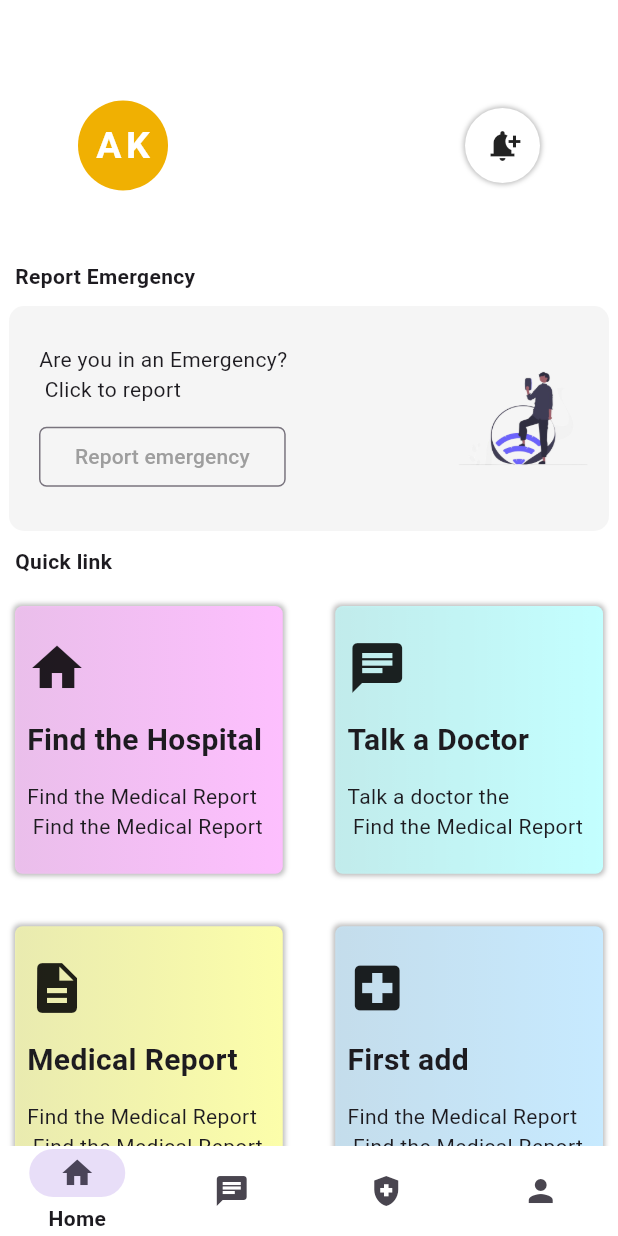
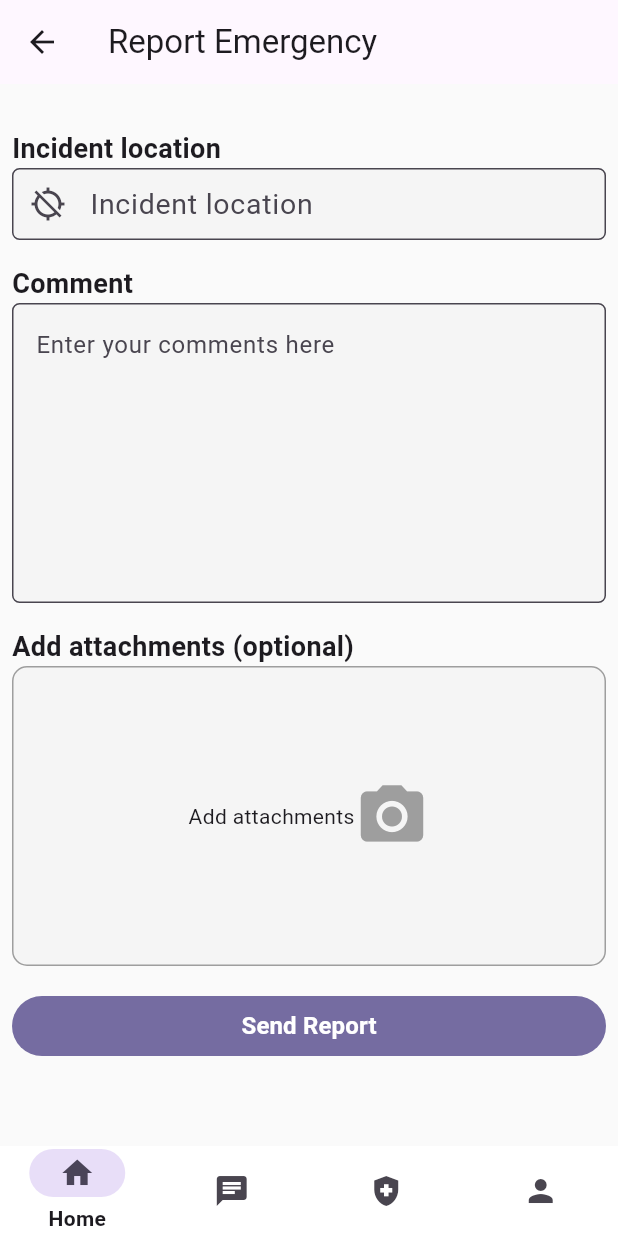
Before and after one commit to ayaya6436/healthcare, a Flutter app: the screen it shows after launch, after a tap on "Report emergency", on a phone screen of 412 x 824 dp. Run offline on Flutter 3.47's test engine with Material 3 defaults, Android fonts, the light colour scheme and no system bars.

Commit message:
begin chat and emergency ok

```diff
--- a/lib/pages/data/homeData.dart
+++ b/lib/data/homeData.dart
@@ -1,5 +1,5 @@
 import 'package:flutter/material.dart';
-import 'package:healthcare/pages/model/homeModel.dart';
+import 'package:healthcare/model/homeModel.dart';
 
 const HOMEDATA = [
   HomeModel(
--- a/lib/pages/firstAdd.dart
+++ b/lib/pages/firstAdd.dart
@@ -1,4 +1,5 @@
 import 'package:flutter/material.dart';
+import 'package:healthcare/widget/navigationBottom.dart';
 
 class FirstAdd extends StatefulWidget {
   const FirstAdd({super.key});
@@ -16,6 +17,8 @@ class _FirstAddState extends State<FirstAdd> {
         title: Text("First add"),
        )
         ]),
+        bottomNavigationBar: NavigationBottom(),
+
     );
   }
 }
--- a/lib/pages/home.dart
+++ b/lib/pages/home.dart
@@ -1,10 +1,12 @@
 import 'package:flutter/material.dart';
 import 'package:healthcare/pages/chat.dart';
-import 'package:healthcare/pages/data/homeData.dart';
+import 'package:healthcare/data/homeData.dart';
 import 'package:healthcare/pages/findHospital.dart';
 import 'package:healthcare/pages/firstAdd.dart';
-import 'package:healthcare/pages/homeCategories.dart';
+import 'package:healthcare/pages/reportEmergency.dart';
+import 'package:healthcare/widget/homeCategories.dart';
 import 'package:healthcare/pages/profile.dart';
+import 'package:healthcare/widget/navigationBottom.dart';
 
 class Home extends StatefulWidget {
   const Home({super.key});
@@ -15,13 +17,6 @@ class Home extends StatefulWidget {
 
 class _HomeState extends State<Home> {
   int index = 0;
-  int screen = 0;
-  List screenRoutes = [
-    Home(),
-    Chat(),
-    FirstAdd(),
-    Profile(),
-  ];
 
   List screenHome = [
     FindHospital(),
@@ -108,7 +103,11 @@ class _HomeState extends State<Home> {
                           style: TextStyle(),
                         ),
                         OutlinedButton(
-                          onPressed: () {},
+                          onPressed: () {
+                            Navigator.push(context,
+                            MaterialPageRoute(builder: (context)=>ReportEmergency())
+                            );
+                          },
                           child: Text("Report emergency"),
                           style: OutlinedButton.styleFrom(
                             primary: Colors.grey,
@@ -152,8 +151,8 @@ class _HomeState extends State<Home> {
                 itemCount: HOMEDATA.length,
                 gridDelegate: SliverGridDelegateWithMaxCrossAxisExtent(
                   maxCrossAxisExtent: 200,
-                  crossAxisSpacing: 15,
-                  mainAxisSpacing: 15,
+                  crossAxisSpacing: 8,
+                  mainAxisSpacing: 1,
                 ),
                 shrinkWrap: true,
                 itemBuilder: (context, index) {
@@ -179,49 +178,7 @@ class _HomeState extends State<Home> {
           ],
         ),
       ),
-      bottomNavigationBar: NavigationBarTheme(
-        data: NavigationBarThemeData(
-          labelTextStyle: MaterialStateProperty.all(
-            TextStyle(fontSize: 14, fontWeight: FontWeight.bold),
-          ),
-        ),
-        child: NavigationBar(
-          backgroundColor: Colors.white,
-          height: 60,
-          selectedIndex: index,
-          labelBehavior: NavigationDestinationLabelBehavior.onlyShowSelected,
-          onDestinationSelected: (index) {
-            setState(() => this.index = index);
-            Navigator.of(context).push(
-              MaterialPageRoute(
-                builder: (context) => screenRoutes[index],
-              ),
-            );
-          },
-          destinations: [
-            NavigationDestination(
-              icon: Icon(Icons.home),
-              selectedIcon: Icon(Icons.home),
-              label: "Home",
-            ),
-            NavigationDestination(
-              icon: Icon(Icons.chat),
-              selectedIcon: Icon(Icons.chat),
-              label: "Chat",
-            ),
-            NavigationDestination(
-              icon: Icon(Icons.health_and_safety),
-              selectedIcon: Icon(Icons.health_and_safety),
-              label: "First Aid",
-            ),
-            NavigationDestination(
-              icon: Icon(Icons.person),
-              selectedIcon: Icon(Icons.person),
-              label: "Profile",
-            )
-          ],
-        ),
-      ),
+      bottomNavigationBar: NavigationBottom(),
     );
   }
 }
--- a/lib/pages/profile.dart
+++ b/lib/pages/profile.dart
@@ -1,4 +1,5 @@
 import 'package:flutter/material.dart';
+import 'package:healthcare/widget/navigationBottom.dart';
 
 class Profile extends StatefulWidget {
   const Profile({super.key});
@@ -17,6 +18,7 @@ class _ProfileState extends State<Profile> {
         title: Text("profile"),
        )
         ]),
+        bottomNavigationBar: NavigationBottom(),
     );
   }
 }
--- /dev/null
+++ b/lib/pages/reportEmergency.dart
@@ -0,0 +1,127 @@
+import 'package:flutter/material.dart';
+import 'package:healthcare/widget/navigationBottom.dart';
+
+class ReportEmergency extends StatefulWidget {
+  const ReportEmergency({super.key});
+
+  @override
+  State<ReportEmergency> createState() => _ReportEmergencyState();
+}
+
+class _ReportEmergencyState extends State<ReportEmergency> {
+  @override
+  Widget build(BuildContext context) {
+    return Scaffold(
+      backgroundColor: Colors.grey[50],
+      body: Column(children: [
+        AppBar(
+          title: Text("Report Emergency"),
+        ),
+        Padding(
+          padding:
+              const EdgeInsets.only(left: 8.0, top: 30, right: 8.0, bottom: 0),
+          child: Expanded(
+            child: Column(
+              mainAxisAlignment: MainAxisAlignment.spaceBetween,
+              crossAxisAlignment: CrossAxisAlignment.start,
+              children: [
+                Text(
+                  "Incident location",
+                  style: TextStyle(fontWeight: FontWeight.bold, fontSize: 18),
+                ),
+                TextField(
+                    style: TextStyle(
+                      fontSize: 19.0,
+                      color: Colors.blueAccent,
+                    ),
+                    decoration: InputDecoration(
+                        filled: true,
+                        fillColor: Colors.grey[100],
+                        contentPadding: EdgeInsets.all(0),
+                        prefixIcon: Icon(Icons.location_disabled),
+                        hintText: "Incident location",
+                        border: OutlineInputBorder(
+                            borderSide:
+                                BorderSide(color: Colors.grey, width: 8.0),
+                            borderRadius: BorderRadius.circular(5.0)),
+                        focusedBorder: OutlineInputBorder(
+                            borderSide:
+                                BorderSide(color: Colors.white, width: 32.0),
+                            borderRadius: BorderRadius.circular(5.0)))),
+                SizedBox(
+                  height: 16,
+                ),
+                Text("Comment",
+                    style: TextStyle(fontWeight: FontWeight.bold, fontSize: 18)),
+                TextField(
+                  maxLines: 7,
+                  decoration: InputDecoration(
+                      filled: true,
+                      fillColor: Colors.grey[100],
+                      // labelText: 'Your Comments',
+                      hintText: 'Enter your comments here',
+                      border: OutlineInputBorder(
+                          borderSide: BorderSide(color: Colors.grey, width: 32.0),
+                          borderRadius: BorderRadius.circular(5.0)),
+                      focusedBorder: OutlineInputBorder(
+                          borderSide:
+                              BorderSide(color: Colors.white, width: 32.0),
+                          borderRadius: BorderRadius.circular(5.0))),
+                ),
+                SizedBox(
+                  height: 16,
+                ),
+                Text("Add attachments (optional)",
+                    style: TextStyle(fontWeight: FontWeight.bold, fontSize: 18)),
+                Container(
+                  child:Row(
+                  mainAxisAlignment: MainAxisAlignment.center,
+                    children: [
+                      Text("Add attachments"),
+                        Row(
+                          mainAxisAlignment: MainAxisAlignment.center,
+                          children: [
+                            Icon(
+                              Icons.camera_alt,
+                              size: 50,
+                              color: Colors.grey,
+                            ),
+                          ],
+                        ),
+
+                    ],
+                  ),
+                  width: 400,
+                  height: 200,
+                  decoration: BoxDecoration(
+                    border: Border.all(color: Colors.grey),
+                    borderRadius: BorderRadius.circular(10),
+                    color: Colors.grey[100],
+                  ),
+                ),
+                SizedBox(
+                  height: 16,
+                ),
+                Container(
+                    width: double.infinity,
+                    child: TextButton(
+                      style: TextButton.styleFrom(backgroundColor: Color.fromRGBO(117, 108, 161, 1)),
+                      onPressed: () {},
+                      child: Text(
+                        "Send Report",
+                        style: TextStyle(
+                          fontSize: 16,
+                          fontWeight: FontWeight.bold,
+                          color: Colors.white,
+                        ),
+                      ),
+                    )),
+              ],
+            ),
+          ),
+        )
+      ]),
+      bottomNavigationBar: NavigationBottom(),
+    );
+  }
+}
--- a/lib/pages/homeCategories.dart
+++ b/lib/widget/homeCategories.dart
@@ -15,10 +15,10 @@ class HomeCategories extends StatelessWidget {
       padding: const EdgeInsets.all(8),
       child: Row(
         mainAxisAlignment: MainAxisAlignment.start,
-
         children: [
           Padding(
             padding: EdgeInsets.zero,
+            child: Expanded(
               child: Column(
                 mainAxisAlignment: MainAxisAlignment.spaceEvenly,
                  crossAxisAlignment: CrossAxisAlignment.start,
@@ -35,6 +35,7 @@ class HomeCategories extends StatelessWidget {
                   Text(description),
                 ],
               ),
+            ),
           )
         ],
       ),
@@ -47,9 +48,7 @@ class HomeCategories extends StatelessWidget {
           // begin: Alignment.topLeft,
           // end: Alignment.bottomRight,
         ),
-        boxShadow: [
-          BoxShadow(color: Colors.black26, spreadRadius: 1, blurRadius: 2)
-        ],
+
         borderRadius: BorderRadius.circular(5),
       ),
     );
--- /dev/null
+++ b/lib/widget/navigationBottom.dart
@@ -0,0 +1,79 @@
+import 'package:flutter/material.dart';
+import 'package:healthcare/pages/chat.dart';
+import 'package:healthcare/pages/firstAdd.dart';
+import 'package:healthcare/pages/home.dart';
+import 'package:healthcare/pages/profile.dart';
+
+class NavigationBottom extends StatefulWidget {
+  const NavigationBottom({super.key});
+
+  @override
+  State<NavigationBottom> createState() => _NavigationBottomState();
+}
+
+class _NavigationBottomState extends State<NavigationBottom> {
+  int index = 0;
+
+  List screenRoutes = [
+    Home(),
+    Chat(),
+    FirstAdd(),
+    Profile(),
+  ];
+
+  // List screenHome = [
+  //   FindHospital(),
+  //   Chat(),
+  //   FirstAdd(),
+  //   Profile(),
+  // ];
+  @override
+  Widget build(BuildContext context) {
+    return NavigationBarTheme(
+          data: NavigationBarThemeData(
+            labelTextStyle: MaterialStateProperty.all(
+              TextStyle(fontSize: 14, fontWeight: FontWeight.bold),
+            ),
+          ),
+          child: NavigationBar(
+            backgroundColor: Colors.white,
+            height: 60,
+            selectedIndex: index,
+            labelBehavior: NavigationDestinationLabelBehavior.onlyShowSelected,
+            onDestinationSelected: (index) {
+              setState(() => this.index = index);
+              Navigator.of(context).push(
+                MaterialPageRoute(
+                  builder: (context) => screenRoutes[index],
+                ),
+              );
+            },
+            destinations: [
+              NavigationDestination(
+                icon: Icon(Icons.home),
+                selectedIcon: Icon(Icons.home),
+                label: "Home",
+              ),
+              NavigationDestination(
+                icon: Icon(Icons.chat),
+                selectedIcon: Icon(Icons.chat),
+                label: "Chat",
+              ),
+              NavigationDestination(
+                icon: Icon(Icons.health_and_safety),
+                selectedIcon: Icon(Icons.health_and_safety),
+                label: "First Aid",
+              ),
+              NavigationDestination(
+                icon: Icon(Icons.person),
+                selectedIcon: Icon(Icons.person),
+                label: "Profile",
+              )
+            ],
+          ),
+
+
+
+    );
+  }
+}
--- a/pubspec.yaml
+++ b/pubspec.yaml
@@ -35,6 +35,7 @@ dependencies:
   # The following adds the Cupertino Icons font to your application.
   # Use with the CupertinoIcons class for iOS style icons.
   cupertino_icons: ^1.0.2
+  camera: ^0.10.5+7
 
 dev_dependencies:
   flutter_test:
```
Also changed, not shown: lib/data/chatData.dart (added, +68 -0 lines), lib/model/chat.dart (added, +11 -0 lines), lib/pages/chat.dart (+108 -3 lines), lib/pages/findHospital.dart (+7 -5 lines), lib/widget/chatItems.dart (added, +51 -0 lines), lib/model/homeModel.dart (renamed from lib/pages/model/homeModel.dart), pubspec.lock. Lines whose indentation alone changed are shown as unchanged.
